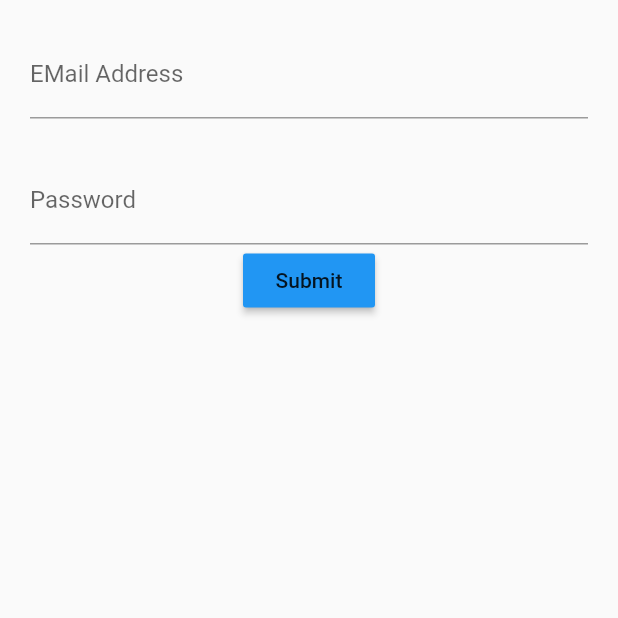
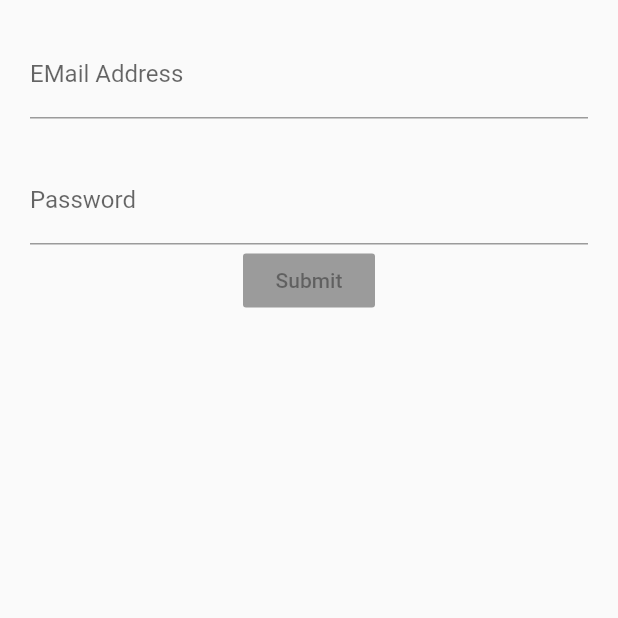
Before and after one commit to lkmreucllid/login_bloc, a Flutter app: the screen it shows after launch, on a phone screen of 412 x 824 dp, the top half of it. Run offline on Flutter 3.47's test engine with Material 2 defaults, Android fonts, the phone set to English and light mode, and no system bars; our stand-ins replace rxdart.

Commit message:
update code to use rxdart, a reactiveX library to work with the stream, to handle validations and enable or deisable submit button based on validations

```diff
--- a/lib/src/blocs/bloc.dart
+++ b/lib/src/blocs/bloc.dart
@@ -1,5 +1,6 @@
 import 'dart:async';
 import 'validators.dart';
+import 'package:rxdart/rxdart.dart';
 
 //Validators is mixin class
 //Object is base class from Dart
@@ -7,14 +8,17 @@ import 'validators.dart';
 
 class Bloc extends Object with Validators {
   //by adding '_' we made variable private.
-  final _emailController = StreamController<String>();
-  final _passwordController = StreamController<String>();
+  final _emailController = StreamController<String>.broadcast();
+  final _passwordController = StreamController<String>.broadcast();
 
   //add data to stream
   Stream<String> get emailGetter =>
       _emailController.stream.transform(validateEmail);
   Stream<String> get passwordGetter =>
       _passwordController.stream.transform(validatePassword);
+
+  Stream<bool> get submitValid =>
+      Rx.combineLatest2(emailGetter, passwordGetter, (e, p) => true);
 
   //retrived data from stream
   get changeEmail => _emailController.sink.add;
--- a/lib/src/screens/login_screen.dart
+++ b/lib/src/screens/login_screen.dart
@@ -12,7 +12,7 @@ class LoginScreen extends StatelessWidget {
           emailField(bloc),
           Container(margin: EdgeInsets.only(bottom: 25.0)),
           passwordField(bloc),
-          submitButton(),
+          submitButton(bloc),
         ],
       ),
     );
@@ -52,11 +52,20 @@ class LoginScreen extends StatelessWidget {
     );
   }
 
-  Widget submitButton() {
-    return RaisedButton(
-      color: Colors.blue,
-      child: Text('Submit'),
-      onPressed: () {},
+  Widget submitButton(Bloc bloc) {
+    return StreamBuilder(
+      stream: bloc.submitValid,
+      builder: (context, snapshot) {
+        return RaisedButton(
+          color: Colors.blue,
+          child: Text('Submit'),
+          onPressed: snapshot.hasData
+              ? () {
+                  print('Hello');
+                }
+              : null,
+        );
+      },
     );
   }
 }
--- a/pubspec.yaml
+++ b/pubspec.yaml
@@ -23,6 +23,8 @@ dependencies:
   # The following adds the Cupertino Icons font to your application.
   # Use with the CupertinoIcons class for iOS style icons.
   cupertino_icons: ^0.1.2
+
+  rxdart: ^0.24.1
 
 dev_dependencies:
   flutter_test:
```
Also changed, not shown: pubspec.lock.
